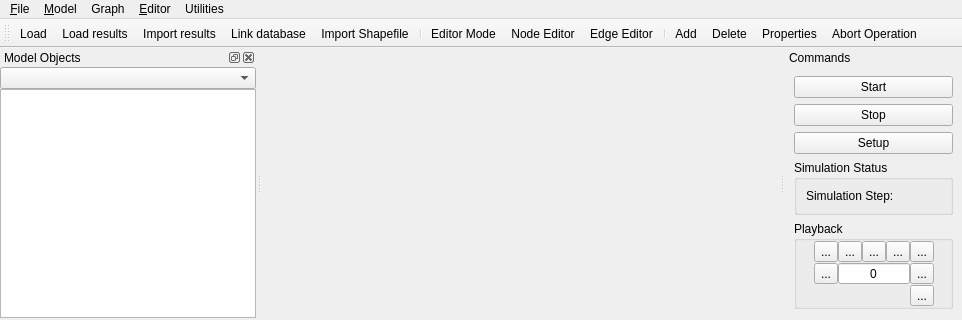
Qt form qtgui/mainwindow.ui (frabas/DISPLACE_GUI) before a commit; both pictures show x 0 to 962 and y 0 to 320 of the 962 by 692 pixel window.
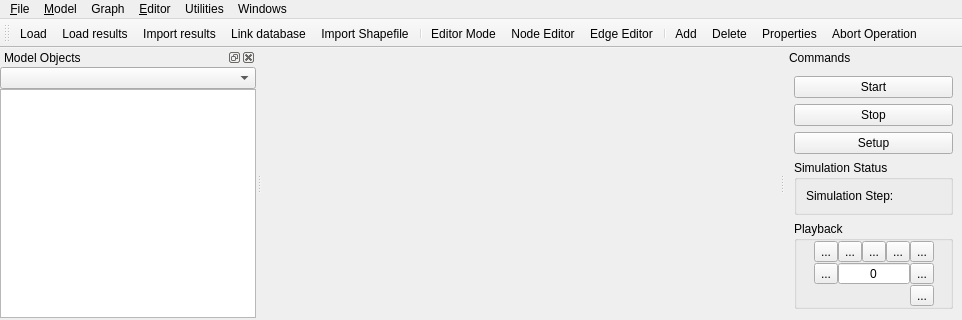
The same form after that commit. Icons and pictures are not drawn. Custom widgets are drawn as their Qt base class.

Commit message: Added a Window menu to control docking windows display (fix issue #95)

The edit to the form file:
```diff
--- a/qtgui/mainwindow.ui
+++ b/qtgui/mainwindow.ui
@@ -122,11 +122,17 @@
     <addaction name="actionExport_Map"/>
     <addaction name="menuExport_Graph_Image"/>
    </widget>
+   <widget class="QMenu" name="menuWindows">
+    <property name="title">
+     <string>Windows</string>
+    </property>
+   </widget>
    <addaction name="menu_File"/>
    <addaction name="menu_Model"/>
    <addaction name="menuGraph"/>
    <addaction name="menu_Editor"/>
    <addaction name="menuUtilities"/>
+   <addaction name="menuWindows"/>
   </widget>
   <widget class="QStatusBar" name="statusbar"/>
   <widget class="QDockWidget" name="objectMapView">
```
The commit also changes 1 other file.
